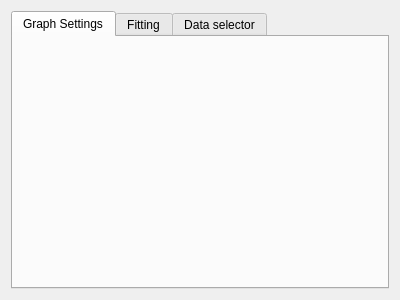
This is src/gui/widgets/graphOptionsWidgetUi.ui in PyMarc2/general-data-grapher as Qt 5 draws it before an edit. The edited form follows.
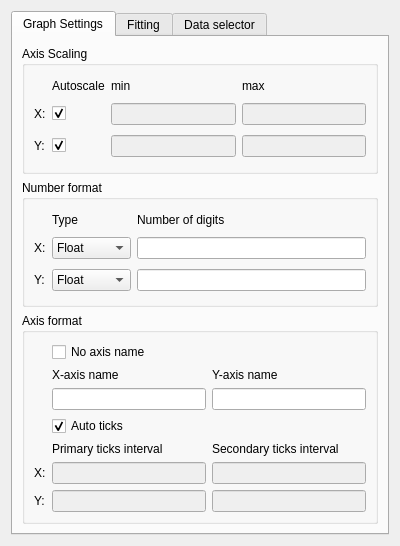
This is the edited form. The open tabs and pages were chosen to show the change.

Commit message: update graph options widget

```diff
--- a/src/gui/widgets/graphOptionsWidgetUi.ui
+++ b/src/gui/widgets/graphOptionsWidgetUi.ui
@@ -7,7 +7,7 @@
     <x>0</x>
     <y>0</y>
     <width>400</width>
-    <height>300</height>
+    <height>546</height>
    </rect>
   </property>
   <property name="windowTitle">
@@ -23,6 +23,316 @@
       <attribute name="title">
        <string>Graph Settings</string>
       </attribute>
+      <layout class="QGridLayout" name="gridLayout_2">
+       <item row="1" column="0">
+        <widget class="QGroupBox" name="GB_numberFormat">
+         <property name="title">
+          <string>Number format</string>
+         </property>
+         <layout class="QGridLayout" name="gridLayout_4">
+          <item row="1" column="0">
+           <widget class="QLabel" name="LA_xNumberFormat">
+            <property name="text">
+             <string>X:</string>
+            </property>
+           </widget>
+          </item>
+          <item row="2" column="0">
+           <widget class="QLabel" name="LA_yNumberFormat">
+            <property name="text">
+             <string>Y:</string>
+            </property>
+           </widget>
+          </item>
+          <item row="0" column="2">
+           <widget class="QLabel" name="LA_numberOfDigits">
+            <property name="sizePolicy">
+             <sizepolicy hsizetype="Preferred" vsizetype="Maximum">
+              <horstretch>0</horstretch>
+              <verstretch>0</verstretch>
+             </sizepolicy>
+            </property>
+            <property name="text">
+             <string>Number of digits</string>
+            </property>
+           </widget>
+          </item>
+          <item row="1" column="1">
+           <widget class="QComboBox" name="CoB_xNumberFormat">
+            <item>
+             <property name="text">
+              <string>Float</string>
+             </property>
+            </item>
+            <item>
+             <property name="text">
+              <string>Integer</string>
+             </property>
+            </item>
+            <item>
+             <property name="text">
+              <string>Scientific</string>
+             </property>
+            </item>
+           </widget>
+          </item>
+          <item row="1" column="2">
+           <widget class="QLineEdit" name="LE_xAmountOfDigits"/>
+          </item>
+          <item row="2" column="1">
+           <widget class="QComboBox" name="CoB_yNumberFormat">
+            <item>
+             <property name="text">
+              <string>Float</string>
+             </property>
+            </item>
+            <item>
+             <property name="text">
+              <string>Integer</string>
+             </property>
+            </item>
+            <item>
+             <property name="text">
+              <string>Scientific</string>
+             </property>
+            </item>
+           </widget>
+          </item>
+          <item row="2" column="2">
+           <widget class="QLineEdit" name="LE_yAmountOfDigits"/>
+          </item>
+          <item row="0" column="1">
+           <widget class="QLabel" name="LA_typeNumberFormat">
+            <property name="sizePolicy">
+             <sizepolicy hsizetype="Preferred" vsizetype="Maximum">
+              <horstretch>0</horstretch>
+              <verstretch>0</verstretch>
+             </sizepolicy>
+            </property>
+            <property name="text">
+             <string>Type</string>
+            </property>
+           </widget>
+          </item>
+         </layout>
+        </widget>
+       </item>
+       <item row="0" column="0">
+        <widget class="QGroupBox" name="GB_axisScaling">
+         <property name="title">
+          <string>Axis Scaling</string>
+         </property>
+         <layout class="QGridLayout" name="gridLayout_3">
+          <item row="2" column="1">
+           <widget class="QCheckBox" name="ChB_xAutoscaling">
+            <property name="enabled">
+             <bool>true</bool>
+            </property>
+            <property name="text">
+             <string/>
+            </property>
+            <property name="checked">
+             <bool>true</bool>
+            </property>
+           </widget>
+          </item>
+          <item row="4" column="3">
+           <widget class="QLineEdit" name="LE_yMin">
+            <property name="enabled">
+             <bool>false</bool>
+            </property>
+           </widget>
+          </item>
+          <item row="4" column="4">
+           <widget class="QLineEdit" name="LE_yMax">
+            <property name="enabled">
+             <bool>false</bool>
+            </property>
+           </widget>
+          </item>
+          <item row="4" column="1">
+           <widget class="QCheckBox" name="ChB_yAutoscaling">
+            <property name="text">
+             <string/>
+            </property>
+            <property name="checked">
+             <bool>true</bool>
+            </property>
+           </widget>
+          </item>
+          <item row="1" column="4">
+           <widget class="QLabel" name="LA_xMax">
+            <property name="sizePolicy">
+             <sizepolicy hsizetype="Preferred" vsizetype="Maximum">
+              <horstretch>0</horstretch>
+              <verstretch>0</verstretch>
+             </sizepolicy>
+            </property>
+            <property name="text">
+             <string>max</string>
+            </property>
+           </widget>
+          </item>
+          <item row="1" column="3">
+           <widget class="QLabel" name="LA_xMin">
+            <property name="sizePolicy">
+             <sizepolicy hsizetype="Preferred" vsizetype="Maximum">
+              <horstretch>0</horstretch>
+              <verstretch>0</verstretch>
+             </sizepolicy>
+            </property>
+            <property name="text">
+             <string>min</string>
+            </property>
+           </widget>
+          </item>
+          <item row="2" column="0">
+           <widget class="QLabel" name="LA_xScaling">
+            <property name="text">
+             <string>X:</string>
+            </property>
+           </widget>
+          </item>
+          <item row="2" column="4">
+           <widget class="QLineEdit" name="LE_xMax">
+            <property name="enabled">
+             <bool>false</bool>
+            </property>
+           </widget>
+          </item>
+          <item row="4" column="0">
+           <widget class="QLabel" name="LA_yScaling">
+            <property name="text">
+             <string>Y:</string>
+            </property>
+           </widget>
+          </item>
+          <item row="2" column="3">
+           <widget class="QLineEdit" name="LE_xMin">
+            <property name="enabled">
+             <bool>false</bool>
+            </property>
+           </widget>
+          </item>
+          <item row="1" column="1">
+           <widget class="QLabel" name="LA_autoscale">
+            <property name="sizePolicy">
+             <sizepolicy hsizetype="Preferred" vsizetype="Maximum">
+              <horstretch>0</horstretch>
+              <verstretch>0</verstretch>
+             </sizepolicy>
+            </property>
+            <property name="text">
+             <string>Autoscale</string>
+            </property>
+           </widget>
+          </item>
+         </layout>
+        </widget>
+       </item>
+       <item row="2" column="0">
+        <widget class="QGroupBox" name="GB_axisFormat">
+         <property name="title">
+          <string>Axis format</string>
+         </property>
+         <layout class="QGridLayout" name="gridLayout_5">
+          <item row="5" column="2">
+           <widget class="QLineEdit" name="LE_xSecondTicks">
+            <property name="enabled">
+             <bool>false</bool>
+            </property>
+           </widget>
+          </item>
+          <item row="6" column="1">
+           <widget class="QLineEdit" name="LE_yPrimaryTicks">
+            <property name="enabled">
+             <bool>false</bool>
+            </property>
+           </widget>
+          </item>
+          <item row="5" column="1">
+           <widget class="QLineEdit" name="LE_xPrimaryTicks">
+            <property name="enabled">
+             <bool>false</bool>
+            </property>
+           </widget>
+          </item>
+          <item row="5" column="0">
+           <widget class="QLabel" name="LA_xAxisFormat">
+            <property name="text">
+             <string>X:</string>
+            </property>
+           </widget>
+          </item>
+          <item row="6" column="2">
+           <widget class="QLineEdit" name="LE_ySecondTicks">
+            <property name="enabled">
+             <bool>false</bool>
+            </property>
+           </widget>
+          </item>
+          <item row="4" column="1">
+           <widget class="QLabel" name="LA_primaryTicksInterval">
+            <property name="text">
+             <string>Primary ticks interval</string>
+            </property>
+           </widget>
+          </item>
+          <item row="1" column="1">
+           <widget class="QLabel" name="LA_xAxisName">
+            <property name="text">
+             <string>X-axis name</string>
+            </property>
+           </widget>
+          </item>
+          <item row="1" column="2">
+           <widget class="QLabel" name="LA_yAxisName">
+            <property name="text">
+             <string>Y-axis name</string>
+            </property>
+           </widget>
+          </item>
+          <item row="0" column="1">
+           <widget class="QCheckBox" name="ChB_noAxisName">
+            <property name="text">
+             <string>No axis name</string>
+            </property>
+           </widget>
+          </item>
+          <item row="2" column="2">
+           <widget class="QLineEdit" name="LE_yAxisName"/>
+          </item>
+          <item row="2" column="1">
+           <widget class="QLineEdit" name="LE_xAxisName"/>
+          </item>
+          <item row="4" column="2">
+           <widget class="QLabel" name="LA_secondaryTicksInterval">
+            <property name="text">
+             <string>Secondary ticks interval</string>
+            </property>
+           </widget>
+          </item>
+          <item row="6" column="0">
+           <widget class="QLabel" name="LA_yAxisFormat">
+            <property name="text">
+             <string>Y:</string>
+            </property>
+           </widget>
+          </item>
+          <item row="3" column="1">
+           <widget class="QCheckBox" name="ChB_autoTicks">
+            <property name="text">
+             <string>Auto ticks</string>
+            </property>
+            <property name="checked">
+             <bool>true</bool>
+            </property>
+           </widget>
+          </item>
+         </layout>
+        </widget>
+       </item>
+      </layout>
      </widget>
      <widget class="QWidget" name="tab_2">
       <attribute name="title">
```
Left out of the diff: 2 changed lines with no effect on the pictures. The commit also changes 1 other file.
